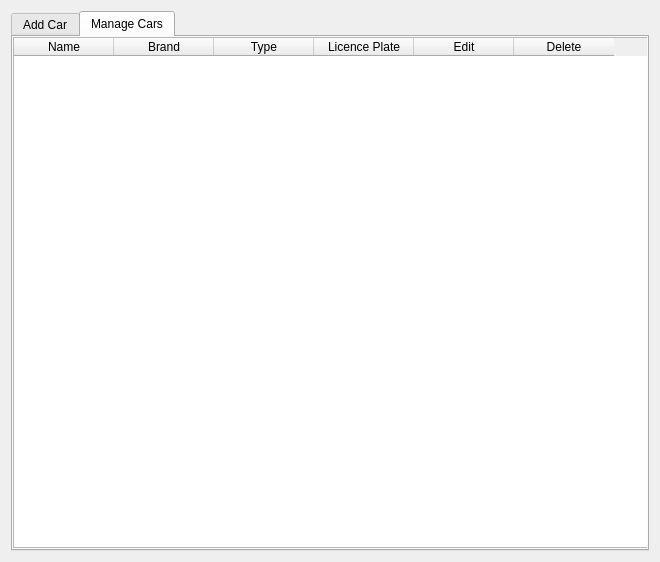
Cadons/RentItNow, file src/carmanager.ui: the form before one commit.
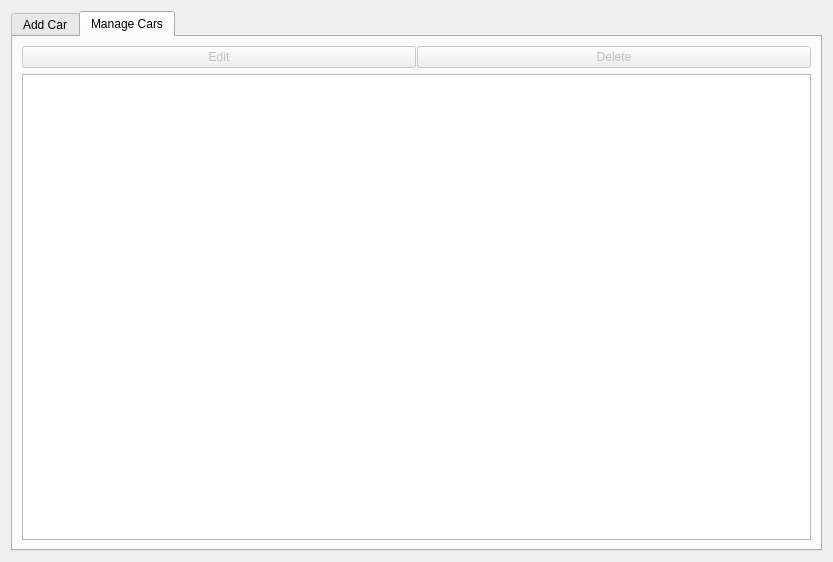
The form after the commit. The open tabs and pages were chosen to show the change.

What changed in the file:
```diff
--- a/src/carmanager.ui
+++ b/src/carmanager.ui
@@ -6,7 +6,7 @@
    <rect>
     <x>0</x>
     <y>0</y>
-    <width>660</width>
+    <width>833</width>
     <height>562</height>
    </rect>
   </property>
@@ -124,46 +124,45 @@
       <attribute name="title">
        <string>Manage Cars</string>
       </attribute>
-      <widget class="QTableWidget" name="tableWidget">
-       <property name="geometry">
-        <rect>
-         <x>0</x>
-         <y>0</y>
-         <width>641</width>
-         <height>511</height>
-        </rect>
-       </property>
-       <column>
-        <property name="text">
-         <string>Name</string>
-        </property>
-       </column>
-       <column>
-        <property name="text">
-         <string>Brand</string>
-        </property>
-       </column>
-       <column>
-        <property name="text">
-         <string>Type</string>
-        </property>
-       </column>
-       <column>
-        <property name="text">
-         <string>Licence Plate</string>
-        </property>
-       </column>
-       <column>
+      <layout class="QVBoxLayout" name="verticalLayout_3">
+       <item>
+        <layout class="QVBoxLayout" name="verticalLayout_4">
+         <item>
+          <layout class="QHBoxLayout" name="horizontalLayout_8">
+           <property name="spacing">
+            <number>1</number>
+           </property>
+           <property name="sizeConstraint">
+            <enum>QLayout::SetDefaultConstraint</enum>
+           </property>
+           <item>
+            <widget class="QPushButton" name="edit_pushButton">
+             <property name="enabled">
+              <bool>false</bool>
+             </property>
         <property name="text">
          <string>Edit</string>
         </property>
-       </column>
-       <column>
+            </widget>
+           </item>
+           <item>
+            <widget class="QPushButton" name="delete_pushButton">
+             <property name="enabled">
+              <bool>false</bool>
+             </property>
         <property name="text">
          <string>Delete</string>
         </property>
-       </column>
-      </widget>
+            </widget>
+           </item>
+          </layout>
+         </item>
+        </layout>
+       </item>
+       <item>
+        <widget class="QTableView" name="carsTable"/>
+       </item>
+      </layout>
      </widget>
     </widget>
    </item>
```
Left out of the diff: 4 changed lines with no effect on the pictures. Lines whose indentation alone changed are shown as unchanged.
